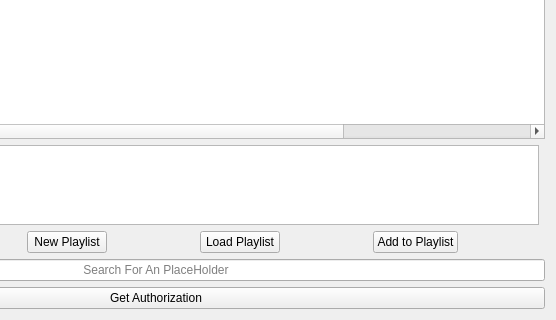
y9luiz/SpotifyPlaylistPlayer, file spotifyplaylistplayer.ui: the form before one commit; both pictures show x 244 to 800 and y 280 to 600 of the 800 by 600 pixel window.
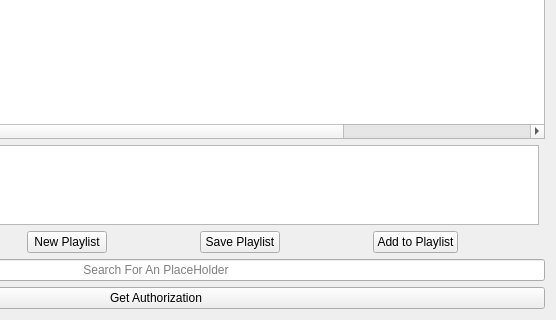
The form after the commit.

Commit message: added button save playlist

Patch:
```diff
--- a/spotifyplaylistplayer.ui
+++ b/spotifyplaylistplayer.ui
@@ -97,7 +97,7 @@
        <item>
         <widget class="QPushButton" name="pushButtonLoadPlaylist">
          <property name="text">
-          <string>Load Playlist</string>
+          <string>Save Playlist</string>
          </property>
         </widget>
        </item>
```
Left out of the diff: 2 changed lines with no effect on the pictures.
